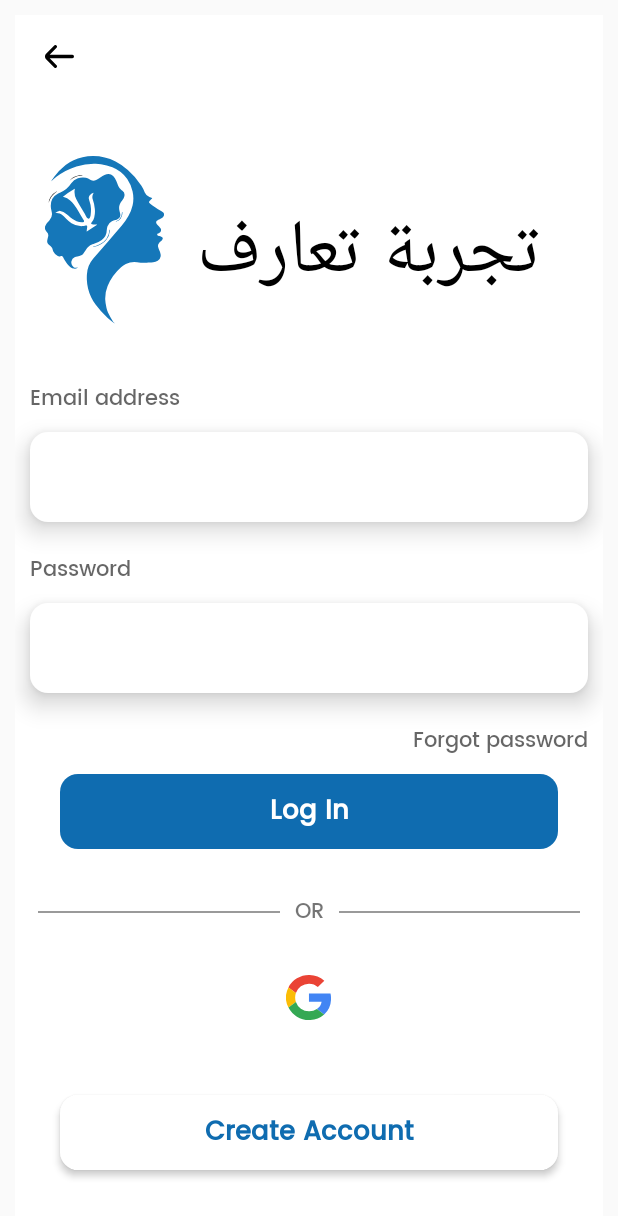
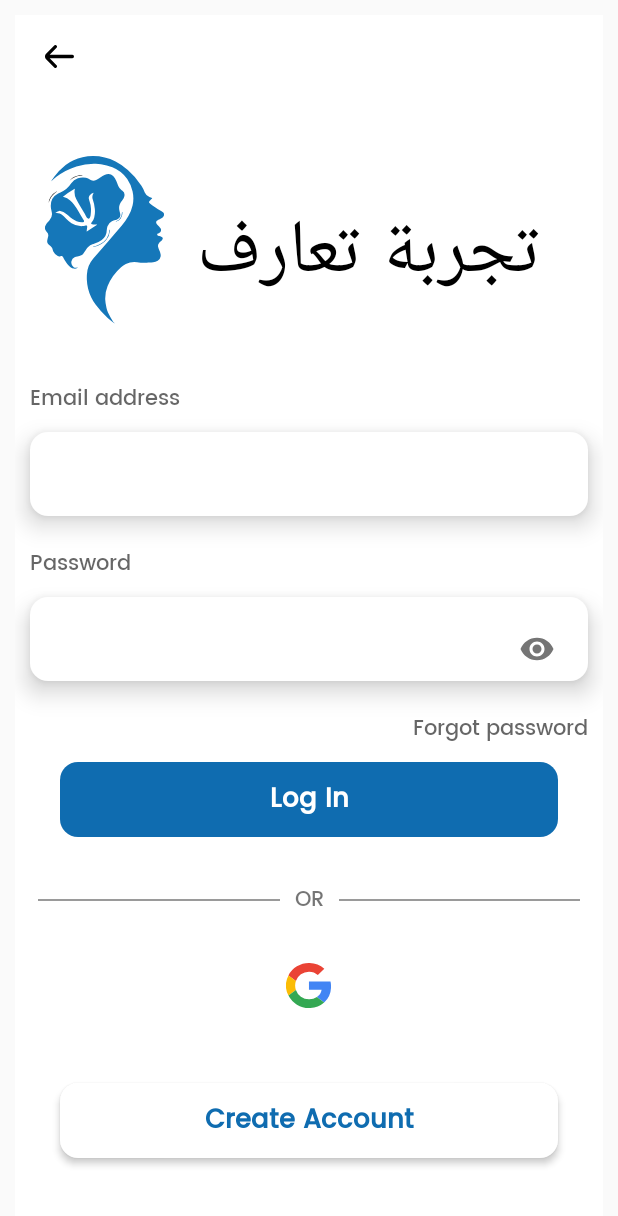
Before and after one commit to tahercoolguy/thetherapist, an Android app: the Sign_InActivity screen opened directly, with no data from a screen before it, on a phone screen of 412 x 824 dp. Shown: the top 1216 px of the screen. Run offline under Robolectric (Android 15) with nearby library versions, the light colour scheme and no system bars; our stand-ins replace ButterKnife.

Commit message:
24-05-2023 commit by chirag sign up and sign in validations

```diff
--- a/app/src/main/java/com/master/design/therapist/Activity/Sign_InActivity.java
+++ b/app/src/main/java/com/master/design/therapist/Activity/Sign_InActivity.java
@@ -8,6 +8,7 @@ import android.os.Bundle;
 import android.util.Log;
 import android.widget.EditText;
 
+import com.google.android.material.textfield.TextInputEditText;
 import com.google.firebase.iid.FirebaseInstanceId;
 import com.master.design.therapist.Controller.AppController;
 import com.master.design.therapist.DataModel.TherapistLoginDM;
@@ -42,7 +43,7 @@ public class Sign_InActivity extends AppCompatActivity {
 
     @NotEmpty
     @BindView(R.id.passETET)
-    EditText passETET;
+    TextInputEditText passETET;
 
     @OnClick(R.id.logINTxt)
     public void logINTxt()
@@ -55,13 +56,13 @@ public class Sign_InActivity extends AppCompatActivity {
             if(userNameET.getText().toString().equalsIgnoreCase(""))
             {
                 correct=false;
-                Helper.showToast(Sign_InActivity.this,"kindly enter your email");
+                Helper.showToast(Sign_InActivity.this,getString(R.string.kindly_enter_email));
             }
 
             else if(passETET.getText().toString().equalsIgnoreCase(""))
             {
                 correct=false;
-                Helper.showToast(Sign_InActivity.this,"kindly enter your password");
+                Helper.showToast(Sign_InActivity.this,getString(R.string.kindly_enter_password));
             }
 
             else if (correct)
--- a/app/src/main/java/com/master/design/therapist/Activity/ThankYouActivity.java
+++ b/app/src/main/java/com/master/design/therapist/Activity/ThankYouActivity.java
@@ -31,9 +31,9 @@ public class ThankYouActivity extends AppCompatActivity {
 //                    finish();
 //                }
                 Intent intent = new Intent(getApplicationContext(), MainActivity.class);
-//                intent.addFlags(Intent.FLAG_ACTIVITY_CLEAR_TOP);
-                intent.setFlags(Intent.FLAG_ACTIVITY_CLEAR_TOP);
-                startActivity(intent);
+                // set the new task and clear flags
+                intent.setFlags(Intent.FLAG_ACTIVITY_NEW_TASK | Intent.FLAG_ACTIVITY_CLEAR_TASK);
+                 startActivity(intent);
 //                startActivity(new Intent(ThankYouActivity.this, MainActivity.class));
                 finish();
                 overridePendingTransition(R.anim.left_slide_in, R.anim.right_slide_out);
--- a/app/src/main/java/com/master/design/therapist/Helper/DialogUtil.java
+++ b/app/src/main/java/com/master/design/therapist/Helper/DialogUtil.java
@@ -160,7 +160,7 @@ public class DialogUtil {
         WindowManager.LayoutParams layoutParams = dialog.getWindow().getAttributes();
         layoutParams.width = ViewGroup.LayoutParams.MATCH_PARENT;
         dialog.setCancelable(false);
-        dialog.setCanceledOnTouchOutside(false);
+        dialog.setCanceledOnTouchOutside(true);
         dialog.getWindow().setAttributes(layoutParams);
         dialog.getWindow().setBackgroundDrawable(new ColorDrawable(Color.TRANSPARENT));
         dialog.getWindow().getAttributes().windowAnimations = R.style.DialogAnimation;
--- a/app/src/main/res/layout/activity_sign_in.xml
+++ b/app/src/main/res/layout/activity_sign_in.xml
@@ -2,6 +2,7 @@
 <androidx.core.widget.NestedScrollView xmlns:android="http://schemas.android.com/apk/res/android"
     android:layout_width="match_parent"
     android:layout_height="match_parent"
+    xmlns:app="http://schemas.android.com/apk/res-auto"
     android:layout_margin="10dp"
     android:animateLayoutChanges="true"
     android:background="@color/white"
@@ -73,7 +74,7 @@
         <EditText
             android:id="@+id/userNameET"
             android:layout_width="match_parent"
-            android:layout_height="wrap_content"
+            android:layout_height="?actionBarSize"
             android:layout_gravity="center"
             android:layout_margin="10dp"
             android:background="@drawable/rectangle_white_grey_border"
@@ -92,14 +93,38 @@
             android:layout_marginTop="10dp"
             android:hint="@string/password"
             android:paddingHorizontal="10dp"></TextView>
+        <com.google.android.material.textfield.TextInputLayout
+            android:layout_width="match_parent"
+            android:layout_height="?actionBarSize"
+            android:layout_margin="10dp"
+            android:background="@drawable/rectangle_white_grey_border"
+            android:backgroundTint="@color/white"
+            android:elevation="10dp"
+            android:textColor="@color/black"
+            app:passwordToggleEnabled="true">
 
+            <com.google.android.material.textfield.TextInputEditText
 
+                android:id="@+id/passETET"
+                android:layout_width="match_parent"
+                android:layout_height="match_parent"
+                android:layout_marginEnd="10dp"
+                android:layout_marginStart="10dp"
+                 android:background="@null"
+                android:drawableRight="@drawable/ic_baseline_remove_red_eye_24"
+                android:inputType="textPassword"
+                android:paddingLeft="10dp"
+                android:textSize="@dimen/text_size_normal">
+
+            </com.google.android.material.textfield.TextInputEditText>
+
+        </com.google.android.material.textfield.TextInputLayout>
         <EditText
-            android:id="@+id/passETET"
-            android:layout_width="match_parent"
+             android:layout_width="match_parent"
             android:layout_height="wrap_content"
             android:layout_gravity="center"
             android:layout_margin="10dp"
+            android:visibility="gone"
             android:background="@drawable/rectangle_white_grey_border"
             android:backgroundTint="@color/white"
             android:elevation="10dp"
```
Also changed, not shown: app/src/main/java/com/master/design/therapist/Activity/About_You_Activity.java (+35 -15 lines), app/src/main/res/layout/dialog_progress.xml (+8 -6 lines).
